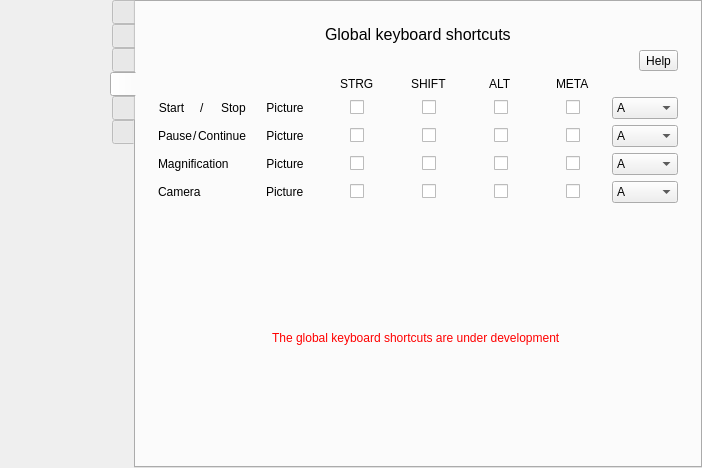
First picture: the form in src/formMainWindow.ui, repository vkohaupt/vokoscreenNG, before the edit.
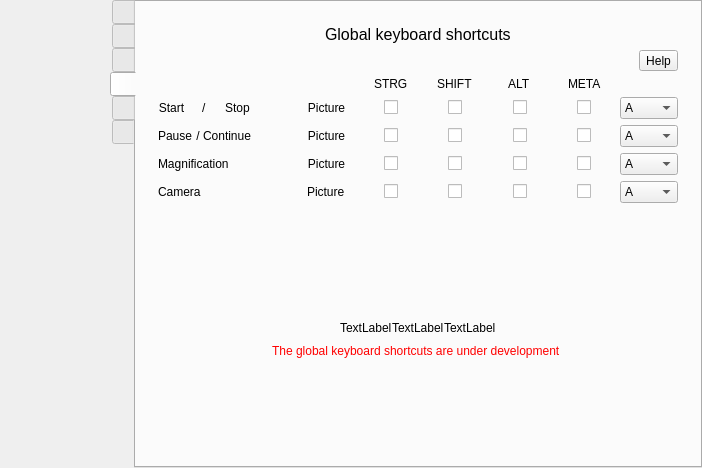
Second picture: the form after the edit. Icons and pictures are not drawn.

Commit message: global shortcut

Diff of the .ui file:
```diff
--- a/src/formMainWindow.ui
+++ b/src/formMainWindow.ui
@@ -3622,7 +3622,7 @@
                   <string notr="true"/>
                  </property>
                  <property name="text">
-                  <string>/</string>
+                  <string notr="true"> / </string>
                  </property>
                 </widget>
                </item>
@@ -3633,6 +3633,22 @@
                  </property>
                 </widget>
                </item>
+               <item>
+                <spacer name="horizontalSpacer_30">
+                 <property name="orientation">
+                  <enum>Qt::Horizontal</enum>
+                 </property>
+                 <property name="sizeType">
+                  <enum>QSizePolicy::Ignored</enum>
+                 </property>
+                 <property name="sizeHint" stdset="0">
+                  <size>
+                   <width>40</width>
+                   <height>20</height>
+                  </size>
+                 </property>
+                </spacer>
+               </item>
               </layout>
              </item>
              <item row="1" column="0">
@@ -3654,7 +3670,7 @@
                  </property>
                 </widget>
                </item>
-               <item alignment="Qt::AlignLeft">
+               <item>
                 <widget class="QLabel" name="label_44">
                  <property name="text">
                   <string>Stop</string>
@@ -3664,6 +3680,22 @@
                  </property>
                 </widget>
                </item>
+               <item>
+                <spacer name="horizontalSpacer_27">
+                 <property name="orientation">
+                  <enum>Qt::Horizontal</enum>
+                 </property>
+                 <property name="sizeType">
+                  <enum>QSizePolicy::Ignored</enum>
+                 </property>
+                 <property name="sizeHint" stdset="0">
+                  <size>
+                   <width>40</width>
+                   <height>20</height>
+                  </size>
+                 </property>
+                </spacer>
+               </item>
               </layout>
              </item>
              <item row="1" column="6">
@@ -4409,13 +4441,6 @@
                </property>
               </widget>
              </item>
-             <item row="3" column="0">
-              <widget class="QLabel" name="label_42">
-               <property name="text">
-                <string>Magnification</string>
-               </property>
-              </widget>
-             </item>
              <item row="3" column="3" alignment="Qt::AlignHCenter">
               <widget class="QCheckBox" name="checkBox_shortcut_magnification_shift">
                <property name="text">
@@ -4430,13 +4455,6 @@
                </property>
               </widget>
              </item>
-             <item row="4" column="0">
-              <widget class="QLabel" name="label_47">
-               <property name="text">
-                <string>Camera</string>
-               </property>
-              </widget>
-             </item>
              <item row="4" column="1" alignment="Qt::AlignHCenter">
               <widget class="QLabel" name="label_shortcut_picture_camera">
                <property name="text">
@@ -4675,6 +4693,60 @@
                </property>
               </widget>
              </item>
+             <item row="3" column="0">
+              <layout class="QHBoxLayout" name="horizontalLayout_54">
+               <item alignment="Qt::AlignLeft">
+                <widget class="QLabel" name="label_42">
+                 <property name="text">
+                  <string>Magnification</string>
+                 </property>
+                </widget>
+               </item>
+               <item>
+                <spacer name="horizontalSpacer_32">
+                 <property name="orientation">
+                  <enum>Qt::Horizontal</enum>
+                 </property>
+                 <property name="sizeType">
+                  <enum>QSizePolicy::Ignored</enum>
+                 </property>
+                 <property name="sizeHint" stdset="0">
+                  <size>
+                   <width>40</width>
+                   <height>20</height>
+                  </size>
+                 </property>
+                </spacer>
+               </item>
+              </layout>
+             </item>
+             <item row="4" column="0">
+              <layout class="QHBoxLayout" name="horizontalLayout_55">
+               <item alignment="Qt::AlignLeft">
+                <widget class="QLabel" name="label_47">
+                 <property name="text">
+                  <string>Camera</string>
+                 </property>
+                </widget>
+               </item>
+               <item>
+                <spacer name="horizontalSpacer_34">
+                 <property name="orientation">
+                  <enum>Qt::Horizontal</enum>
+                 </property>
+                 <property name="sizeType">
+                  <enum>QSizePolicy::Ignored</enum>
+                 </property>
+                 <property name="sizeHint" stdset="0">
+                  <size>
+                   <width>40</width>
+                   <height>20</height>
+                  </size>
+                 </property>
+                </spacer>
+               </item>
+              </layout>
+             </item>
             </layout>
            </item>
           </layout>
@@ -4693,6 +4765,63 @@
           </property>
          </spacer>
         </item>
+        <item>
+         <layout class="QHBoxLayout" name="horizontalLayout_52">
+          <property name="spacing">
+           <number>0</number>
+          </property>
+          <item>
+           <spacer name="horizontalSpacer_25">
+            <property name="orientation">
+             <enum>Qt::Horizontal</enum>
+            </property>
+            <property name="sizeHint" stdset="0">
+             <size>
+              <width>40</width>
+              <height>20</height>
+             </size>
+            </property>
+           </spacer>
+          </item>
+          <item alignment="Qt::AlignRight">
+           <widget class="QLabel" name="label_49">
+            <property name="text">
+             <string>TextLabel</string>
+            </property>
+           </widget>
+          </item>
+          <item alignment="Qt::AlignHCenter">
+           <widget class="QLabel" name="label_51">
+            <property name="text">
+             <string>TextLabel</string>
+            </property>
+           </widget>
+          </item>
+          <item alignment="Qt::AlignLeft">
+           <widget class="QLabel" name="label_50">
+            <property name="text">
+             <string>TextLabel</string>
+            </property>
+           </widget>
+          </item>
+          <item>
+           <spacer name="horizontalSpacer_26">
+            <property name="orientation">
+             <enum>Qt::Horizontal</enum>
+            </property>
+            <property name="sizeType">
+             <enum>QSizePolicy::Expanding</enum>
+            </property>
+            <property name="sizeHint" stdset="0">
+             <size>
+              <width>40</width>
+              <height>20</height>
+             </size>
+            </property>
+           </spacer>
+          </item>
+         </layout>
+        </item>
         <item alignment="Qt::AlignHCenter">
          <widget class="QLabel" name="label_39">
           <property name="palette">
```
Left out of the diff: 2 changed lines with no effect on the pictures.
